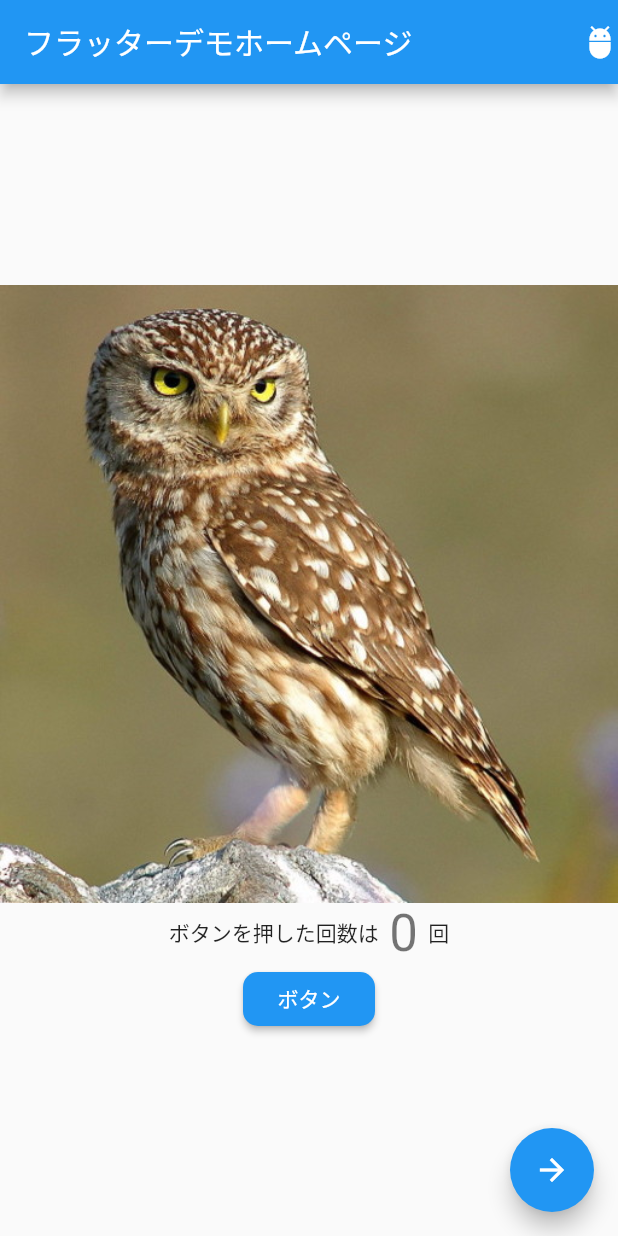
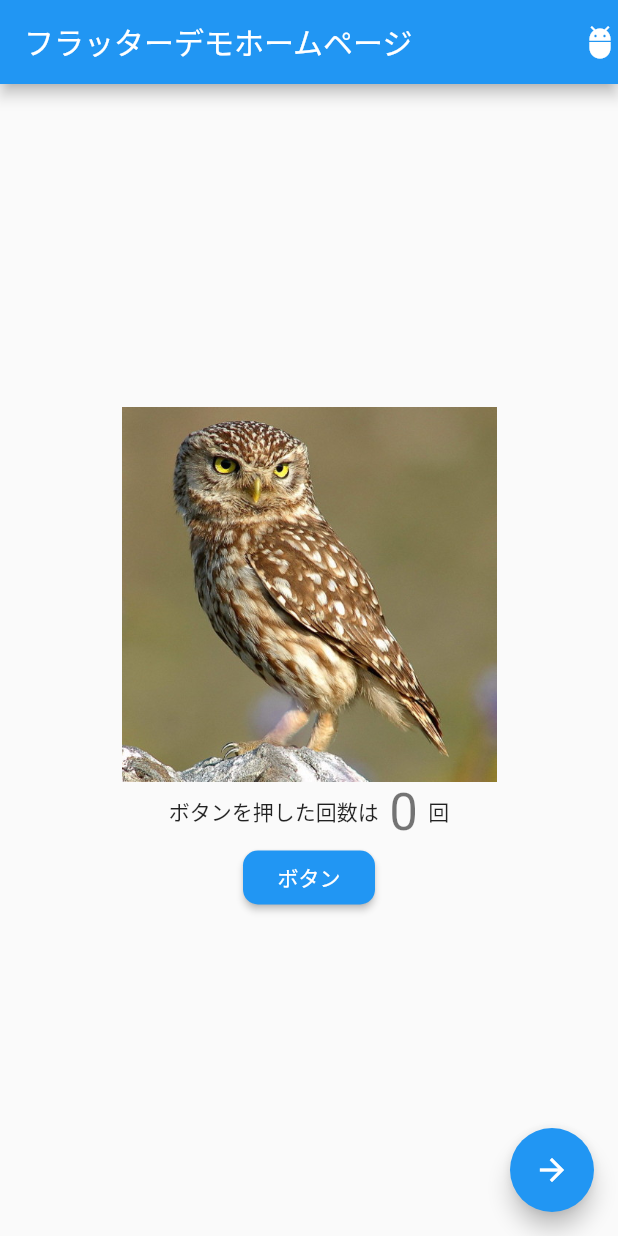
Before and after one commit to NorthPaddy/flutter_demo_app, a Flutter app: the screen it shows after launch, on a phone screen of 412 x 824 dp. Run offline on Flutter 3.47's test engine with Material 2 defaults, Android fonts, the phone set to English and light mode, and no system bars.

Commit message:
画像の大きさの変更(#18)

```diff
--- a/lib/main.dart
+++ b/lib/main.dart
@@ -56,7 +56,10 @@ class _MyHomePageState extends State<MyHomePage> {
                 // Image.network(
                 //   'https://flutter.github.io/assets-for-api-docs/assets/widgets/owl.jpg',
                 // ),
-                Image.asset('images/owl.jpg'),
+                Image.asset('images/owl.jpg',
+                  height: 250,
+                  width: 250,
+                ),
                 Row(
                   mainAxisAlignment: MainAxisAlignment.center,
                   children: <Widget>[
```
